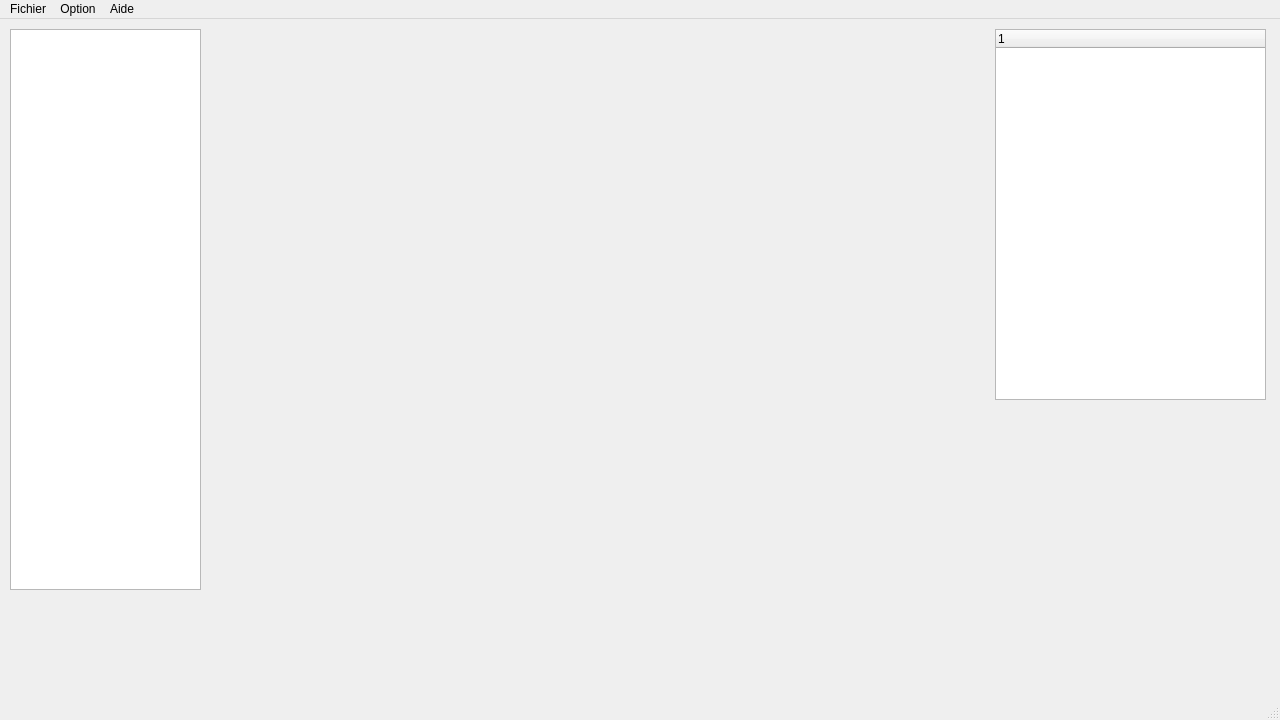
Old version of the form projet/mainwindow.ui in the repository BlackFox3000/M1-IHM-Project.
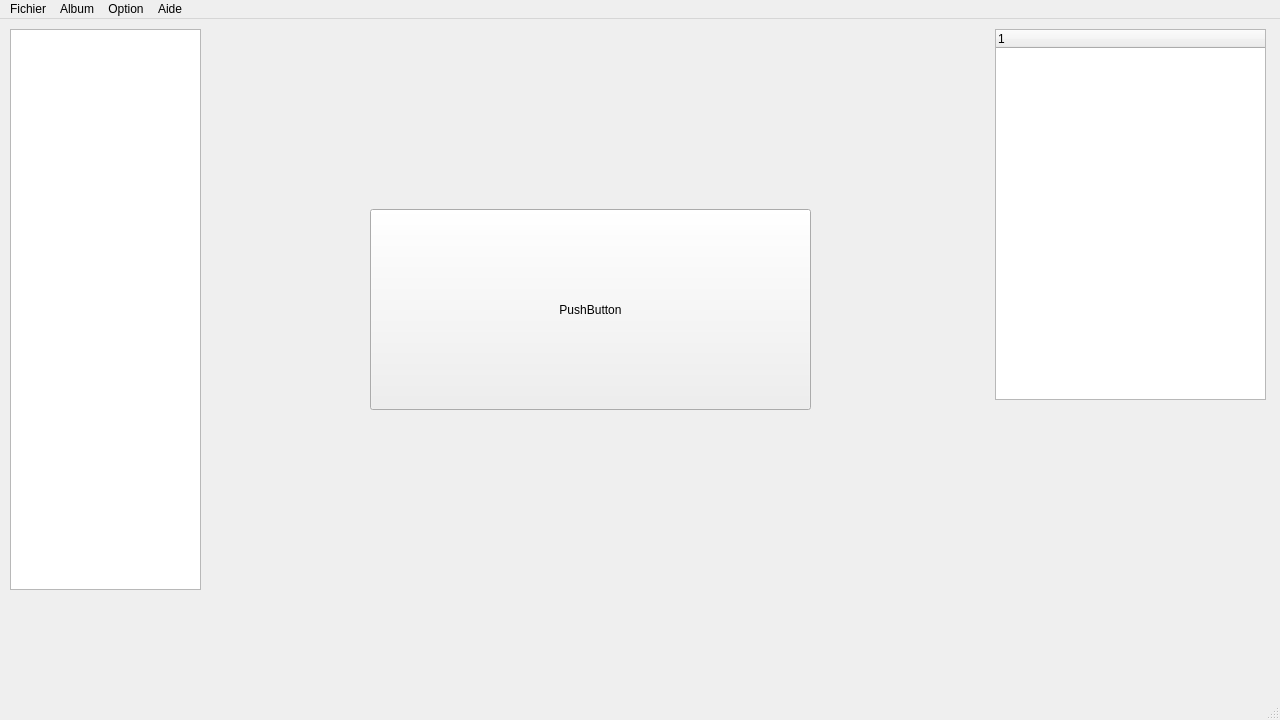
New version of the form.

Commit message: 2nd commit : -fixing the bug of actionFindFile in my branch -adding menu actions

Patch:
```diff
--- a/projet/mainwindow.ui
+++ b/projet/mainwindow.ui
@@ -39,6 +39,19 @@
      </property>
     </column>
    </widget>
+   <widget class="QPushButton" name="pushButton">
+    <property name="geometry">
+     <rect>
+      <x>370</x>
+      <y>190</y>
+      <width>441</width>
+      <height>201</height>
+     </rect>
+    </property>
+    <property name="text">
+     <string>PushButton</string>
+    </property>
+   </widget>
   </widget>
   <widget class="QMenuBar" name="menubar">
    <property name="geometry">
@@ -46,7 +59,7 @@
      <x>0</x>
      <y>0</y>
      <width>1280</width>
-     <height>21</height>
+     <height>25</height>
     </rect>
    </property>
    <widget class="QMenu" name="menuFichier">
@@ -84,8 +97,17 @@
     <property name="title">
      <string>Aide</string>
     </property>
+    <addaction name="action"/>
+   </widget>
+   <widget class="QMenu" name="menuAlbum">
+    <property name="title">
+     <string>Album</string>
+    </property>
+    <addaction name="actionOuvrir_un_album"/>
+    <addaction name="actionCr_er_un_album"/>
    </widget>
    <addaction name="menuFichier"/>
+   <addaction name="menuAlbum"/>
    <addaction name="menuOption"/>
    <addaction name="menuAide"/>
   </widget>
```
Left out of the diff: 48 changed lines with no effect on the pictures. The commit also changes 37 other files.
